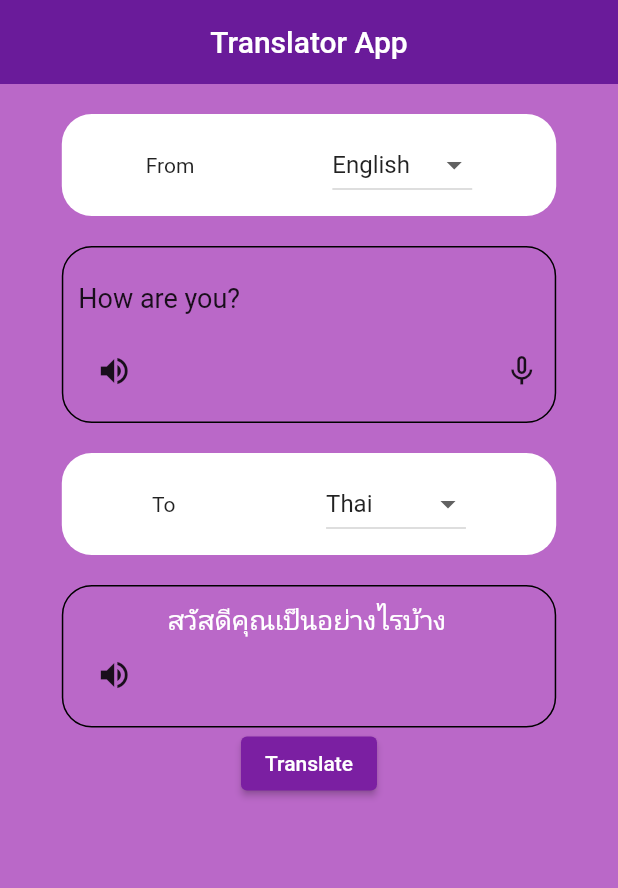
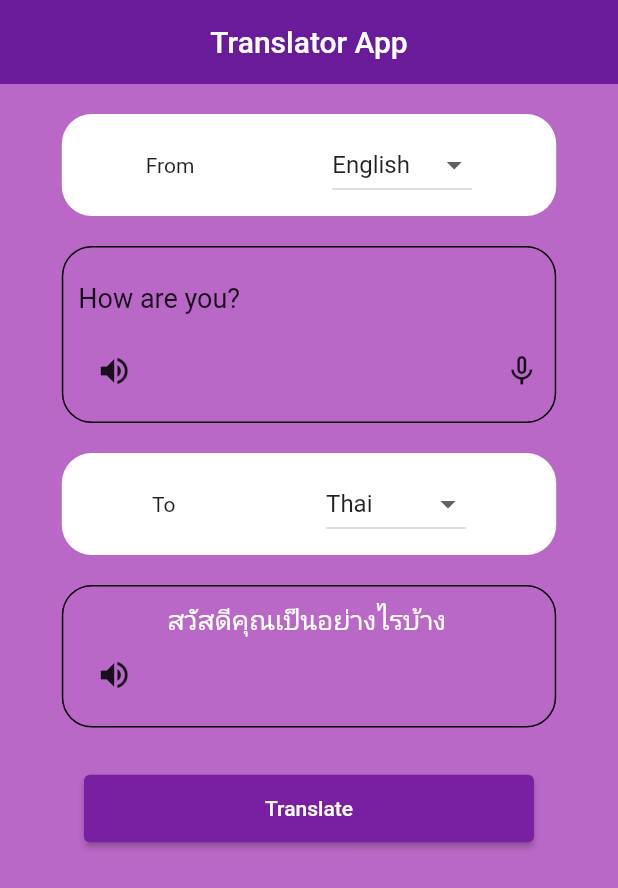
Before and after one commit to pratimaahet/g_translate, a Flutter app: the screen it shows after launch, after a tap on "Translate", on a phone screen of 412 x 824 dp. Shown: the top 888 px of the screen. Run offline on Flutter 3.47's test engine with Material 2 defaults, Android fonts, the phone set to English and light mode, and no system bars; our stand-ins replace flutter_tts, speech_to_text; missing offline and left inert: translator.

Commit message:
Update main.dart

```diff
--- a/lib/main.dart
+++ b/lib/main.dart
@@ -1,3 +1,5 @@
+import 'dart:io';
+
 import 'package:flutter/cupertino.dart';
 import 'package:flutter/material.dart';
 import 'package:speech_to_text/speech_to_text.dart';
@@ -58,25 +60,33 @@ class _HomePageState extends State<HomePage> {
   String selectedvalue = 'English';
   String selectedvalue2 = 'Thai';
   final formkey = GlobalKey<FormState>();
-  // bool isloading = false;
+  bool isloading = false;
 
   translate() async {
+    try {
+      if (formkey.currentState!.validate()) {
         await translator
             .translate(textController.text, from: from, to: to)
             .then((value) {
           data = value.text;
-      setState(() {});
+          setState(() {
+            isloading = false;
+          });
           // print(value);
 
           // return value;
         });
       }
-
-  @override
-  void dispose() {
-    // TODO: implement dispose
-    super.dispose();
-    textController.dispose();
+    } on SocketException catch (e) {
+      isloading = true;
+      SnackBar snackBar = SnackBar(
+        content: Text("Internet not connected"),
+        backgroundColor: Colors.red,
+        duration: Duration(seconds: 2),
+      );
+      ScaffoldMessenger.of(context).showSnackBar(snackBar);
+      setState(() {});
+    }
   }
 
   speak(selvalue, text) async {
@@ -92,6 +102,14 @@ class _HomePageState extends State<HomePage> {
     // TODO: implement initState
     super.initState();
     translate();
+  }
+
+  @override
+  void dispose() {
+    // TODO: implement dispose
+    super.dispose();
+    textController.dispose();
+    textController.dispose();
   }
 
   @override
@@ -165,14 +183,27 @@ class _HomePageState extends State<HomePage> {
                       borderRadius: BorderRadius.circular(20)),
                   child: Column(
                     children: [
-                      TextFormField(
+                      Form(
+                        key: formkey,
+                        child: TextFormField(
                           controller: textController,
                           textAlign: TextAlign.start,
                           style: TextStyle(fontSize: 18),
                           maxLines: null,
                           minLines: null,
+                          validator: (value) {
+                            if (value!.isEmpty) {
+                              return "Enter some text to translate";
+                            }
+                            return null;
+                          },
+                          textInputAction: TextInputAction.none,
                           decoration: InputDecoration(
                               border: InputBorder.none,
+                              errorStyle: TextStyle(
+                                color: Colors.white,
+                                fontSize: 18,
+                              )),
                         ),
                       ),
                       Row(
@@ -294,12 +325,27 @@ class _HomePageState extends State<HomePage> {
                         )
                       ],
                     )),
+                const SizedBox(
+                  height: 30,
+                ),
                 ElevatedButton(
                     onPressed: translate,
                     style: ButtonStyle(
-                        backgroundColor:
-                            MaterialStatePropertyAll(Colors.purple[700])),
-                    child: Text("Translate"))
+                      backgroundColor: MaterialStatePropertyAll(
+                        Colors.purple[700],
+                      ),
+                      fixedSize: const MaterialStatePropertyAll(
+                        Size(300, 45),
+                      ),
+                    ),
+                    child: isloading
+                        ? SizedBox(
+                            width: 20,
+                            child: CircularProgressIndicator(
+                              color: Colors.white,
+                            ),
+                          )
+                        : const Text("Translate"))
               ]),
         ),
       ),
```
Lines whose indentation alone changed are shown as unchanged.
